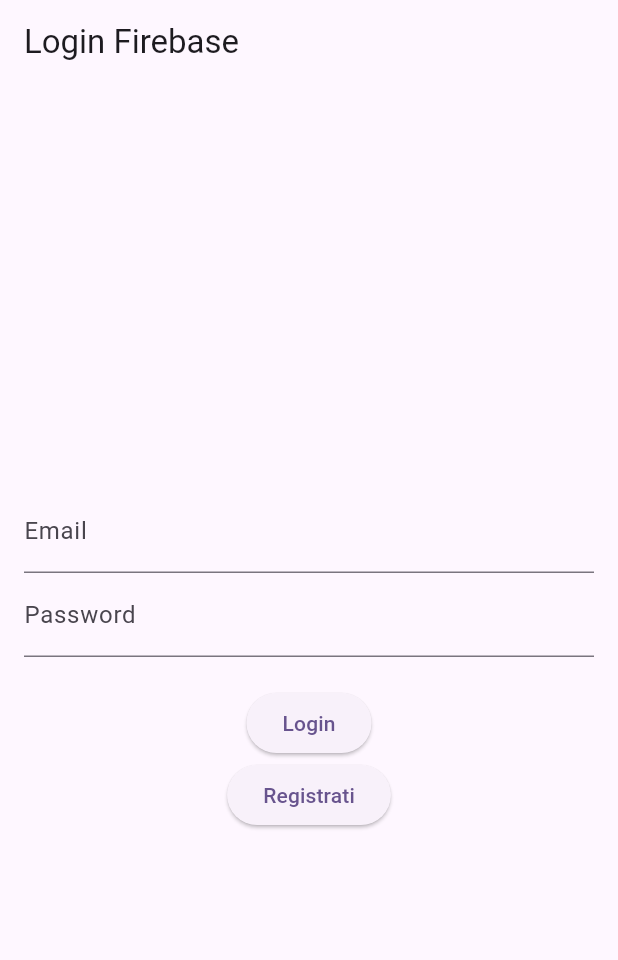
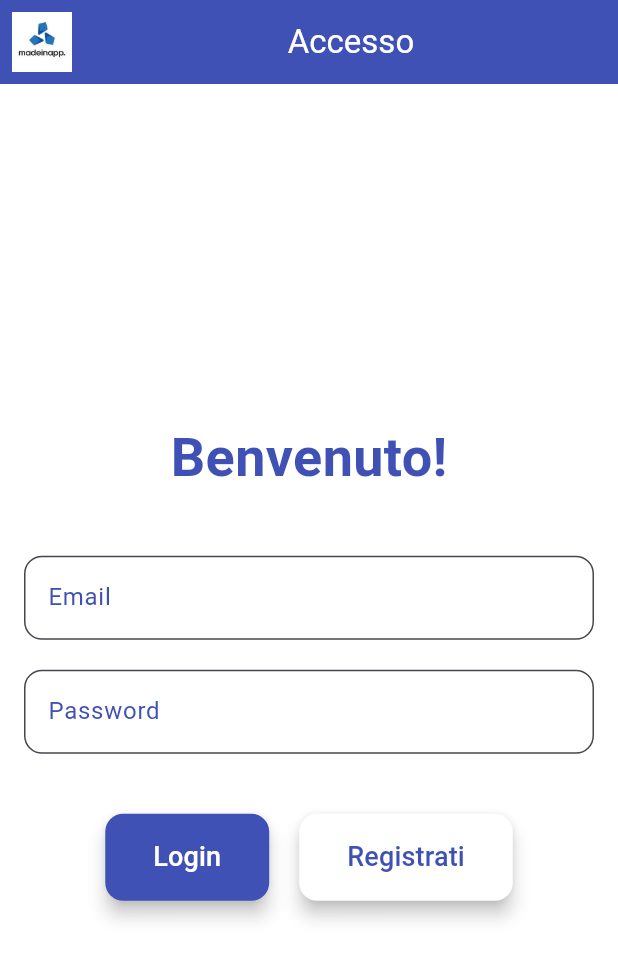
Before and after one commit to AntonyMolino/managertimemob, a Flutter app: the screen it shows after launch, on a phone screen of 412 x 824 dp. Shown: the top 960 px of the screen. Run offline on Flutter 3.47's test engine with Material 3 defaults, Android fonts, the phone set to English and light mode, and no system bars; our stand-ins replace firebase_auth, firebase_core; accounts and stored records are empty.

Commit message:
firebase e grafica

```diff
--- a/lib/main.dart
+++ b/lib/main.dart
@@ -1,31 +1,22 @@
 import 'package:flutter/material.dart';
-import 'package:firebase_core/firebase_core.dart';
-import 'package:firebase_auth/firebase_auth.dart';
+import 'package:firebase_core/firebase_core.dart'; // Assicurati che firebase_core sia importato
 import 'package:managertimemob/screens/loginScreen.dart';
 
-import 'firebase_options.dart';
-
-void main() async{
+void main() async {
   WidgetsFlutterBinding.ensureInitialized();
-  await Firebase.initializeApp(
-    options: DefaultFirebaseOptions.currentPlatform,
-  );
+  await Firebase.initializeApp(); // Inizializzazione corretta di Firebase
   runApp(MyApp());
 }
 
 class MyApp extends StatelessWidget {
-  const MyApp({super.key});
-
-  // This widget is the root of your application.
   @override
   Widget build(BuildContext context) {
     return MaterialApp(
-      title: 'Flutter Demo',
+      title: 'Login Firebase',
       theme: ThemeData(
-        colorScheme: ColorScheme.fromSeed(seedColor: Colors.deepPurple),
-        useMaterial3: true,
+        primarySwatch: Colors.blue,
       ),
-      home:  LoginScreen(),
+      home: LoginScreen(),
     );
   }
 }
--- a/lib/screens/loginScreen.dart
+++ b/lib/screens/loginScreen.dart
@@ -17,6 +17,7 @@
         email: _emailController.text.trim(),
         password: _passwordController.text.trim(),
       );
+
       ScaffoldMessenger.of(context).showSnackBar(
         SnackBar(content: Text('Login effettuato con successo!')),
       );
@@ -47,32 +48,105 @@
   Widget build(BuildContext context) {
     return Scaffold(
       appBar: AppBar(
-        title: Text('Login Firebase'),
+        leading: Padding(
+          padding: const EdgeInsets.all(8.0),
+          child: Image.asset('assets/images/logo.jpg', fit: BoxFit.contain),
         ),
-      body: Padding(
+        title: Center(child: Text('Accesso', style: TextStyle(color: Colors.white))),
+        backgroundColor: Colors.indigo, // Azzurro per l'AppBar
+      ),
+      body: Container(
+        color: Colors.white, // Sfondo bianco per il corpo
         padding: const EdgeInsets.all(16.0),
+        child: Center(
+          child: SingleChildScrollView(
             child: Column(
               mainAxisAlignment: MainAxisAlignment.center,
               children: [
+                // Titolo
+                Text(
+                  'Benvenuto!',
+                  style: TextStyle(
+                    fontSize: 36,
+                    fontWeight: FontWeight.bold,
+                    color: Colors.indigo,
+                  ),
+                ),
+                SizedBox(height: 40),
+                // Campo di inserimento email
                 TextField(
                   controller: _emailController,
-              decoration: InputDecoration(labelText: 'Email'),
+                  decoration: InputDecoration(
+                    labelText: 'Email',
+                    labelStyle: TextStyle(color: Colors.indigo),
+                    filled: true,
+                    fillColor: Colors.white,
+                    border: OutlineInputBorder(
+                      borderRadius: BorderRadius.circular(12.0),
+                      borderSide: BorderSide(color: Colors.indigo, width: 2.0),
                     ),
+                    contentPadding: EdgeInsets.symmetric(vertical: 16, horizontal: 12),
+                  ),
+                ),
+                SizedBox(height: 20),
+                // Campo di inserimento password
                 TextField(
                   controller: _passwordController,
-              decoration: InputDecoration(labelText: 'Password'),
                   obscureText: true,
+                  decoration: InputDecoration(
+                    labelText: 'Password',
+                    labelStyle: TextStyle(color: Colors.indigo),
+                    filled: true,
+                    fillColor: Colors.white,
+                    border: OutlineInputBorder(
+                      borderRadius: BorderRadius.circular(12.0),
+                      borderSide: BorderSide(color: Colors.indigo, width: 2.0),
                     ),
-            SizedBox(height: 20),
+                    contentPadding: EdgeInsets.symmetric(vertical: 16, horizontal: 12),
+                  ),
+                ),
+                SizedBox(height: 40),
+                // Pulsanti centrati e separati
+                Row(
+                  mainAxisAlignment: MainAxisAlignment.center, // Centra i pulsanti
+                  children: [
                     ElevatedButton(
                       onPressed: _login,
-              child: Text('Login'),
+                      style: ElevatedButton.styleFrom(
+                        backgroundColor: Colors.indigo, // Colore indigo per il pulsante
+                        padding: EdgeInsets.symmetric(horizontal: 32, vertical: 16),
+                        shape: RoundedRectangleBorder(
+                          borderRadius: BorderRadius.circular(12.0),
                         ),
+                        elevation: 5,
+                      ),
+                      child: Text(
+                        'Login',
+                        style: TextStyle(fontSize: 18, color: Colors.white),
+                      ),
+                    ),
+                    SizedBox(width: 20), // Spazio tra i due pulsanti
                     ElevatedButton(
                       onPressed: _register,
-              child: Text('Registrati'),
+                      style: ElevatedButton.styleFrom(
+                        backgroundColor: Colors.white, // Colore bianco per il pulsante
+                        foregroundColor: Colors.indigo, // Colore del testo blu
+                        padding: EdgeInsets.symmetric(horizontal: 32, vertical: 16),
+                        shape: RoundedRectangleBorder(
+                          borderRadius: BorderRadius.circular(12.0),
+                        ),
+                        elevation: 5,
+                      ),
+                      child: Text(
+                        'Registrati',
+                        style: TextStyle(fontSize: 18, color: Colors.indigo),
+                      ),
                     ),
                   ],
+                ),
+              ],
+            ),
+          ),
         ),
       ),
     );
```
Also changed, not shown: pubspec.yaml (+2 -29 lines), assets/images/logo.jpg (added). Lines whose indentation alone changed are shown as unchanged.
